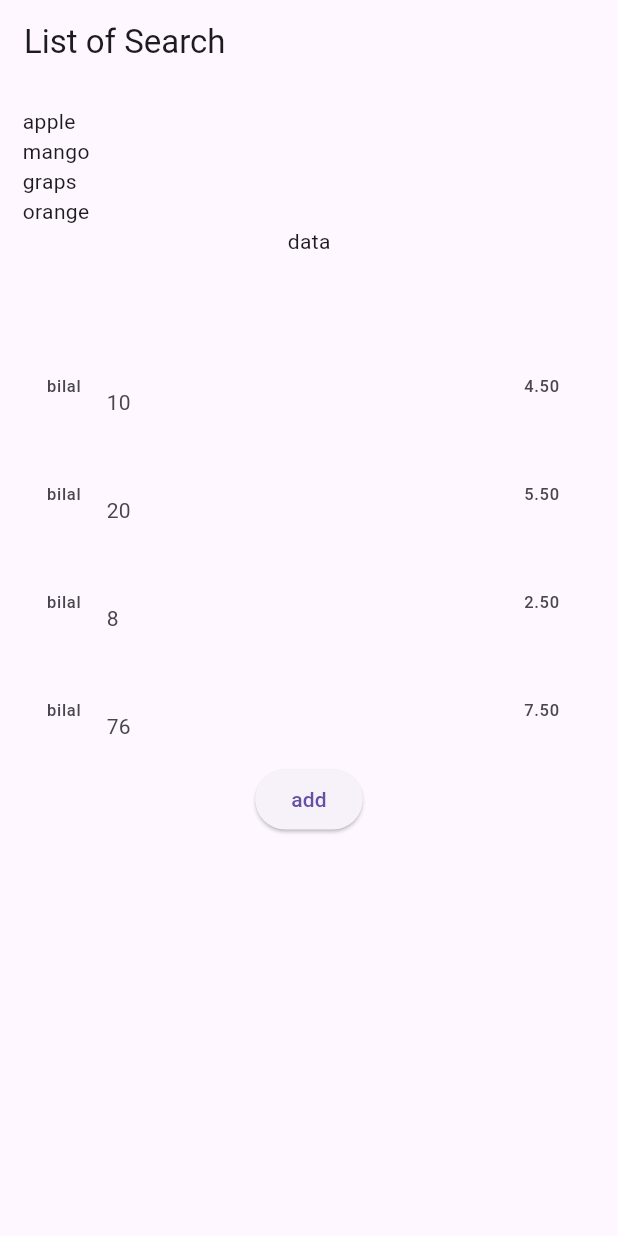
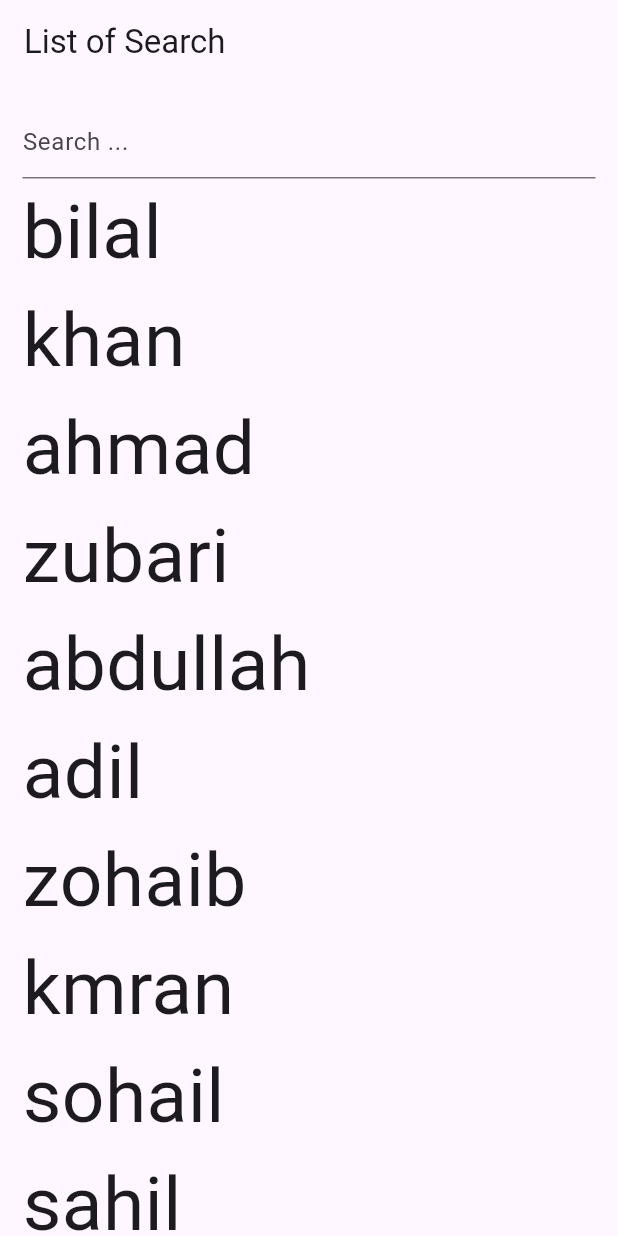
Before and after one commit to bilalahmad8739/payment_integration, a Flutter app: the screen it shows after launch, on a phone screen of 412 x 824 dp. Run offline on Flutter 3.47's test engine with Material 3 defaults, Android fonts, the phone set to English and light mode, and no system bars; our stand-ins replace flutter_local_notifications; missing offline and left inert: flutter_stripe.

Commit message:
listsearchdone

```diff
--- a/lib/screens/listsearch/listsearch.dart
+++ b/lib/screens/listsearch/listsearch.dart
@@ -11,27 +11,48 @@ class _ListSearchState extends State<ListSearch>
     with SingleTickerProviderStateMixin {
   List<Data> names = [
     Data(name: 'bilal', number: 10, rating: 4.5),
-    Data(name: 'bilal', number: 20, rating: 5.5),
-    Data(name: 'bilal', number: 8, rating: 2.5),
-    Data(name: 'bilal', number: 76, rating: 7.5),
+    Data(name: 'khan', number: 20, rating: 5.5),
+    Data(name: 'ahmad', number: 8, rating: 2.5),
+    Data(name: 'zubari', number: 76, rating: 7.5),
+    Data(name: 'abdullah', number: 20, rating: 5.5),
+    Data(name: 'adil', number: 8, rating: 2.5),
+    Data(name: 'zohaib', number: 76, rating: 7.5),
+    Data(name: 'kmran', number: 20, rating: 5.5),
+    Data(name: 'sohail', number: 8, rating: 2.5),
+    Data(name: 'sahil', number: 76, rating: 7.5),
+    Data(name: 'soduas', number: 20, rating: 5.5),
+    Data(name: 'ahmad', number: 8, rating: 2.5),
+    Data(name: 'zubari', number: 76, rating: 7.5),
   ];
-  void sortRating() {
-    names.sort(
-      (a, b) {
-        return (a.rating.compareTo(b.rating));
-      },
-    );
+  List searchResult=[];
+
+  void search (String query)
+  {
    setState(() {
 
+   searchResult = names
+          .where((item) => item.name!.toLowerCase().contains(query.toLowerCase()))
+          .toList();
    });
+
   }
+  // void sortRating() {
+  //   names.sort(
+  //     (a, b) {
+  //       return (a.rating.compareTo(b.rating));
+  //     },
+  //   );
+  //   setState(() {
 
-  List<String> fruits = ['apple', 'mango', 'graps', 'orange'];
-  void refreshList() {
-    fruits.clear();
-    fruits.addAll(['goat', 'cow', 'lion']);
-    setState(() {});
-  }
+  //   });
+  // }
+
+  // List<String> fruits = ['apple', 'mango', 'graps', 'orange'];
+  // void refreshList() {
+  //   fruits.clear();
+  //   fruits.addAll(['goat', 'cow', 'lion']);
+  //   setState(() {});
+  // }
 
   @override
   Widget build(BuildContext context) {
@@ -39,41 +60,49 @@ class _ListSearchState extends State<ListSearch>
       appBar: AppBar(
         title: Text('List of Search '),
       ),
-      body: Padding(
+      body: SingleChildScrollView(
+        child: Padding(
           padding: const EdgeInsets.all(15.0),
           child: Column(
             children: [
-            ListView.builder(
-                itemCount: fruits.length,
-                scrollDirection: Axis.vertical,
-                shrinkWrap: true,
-                itemBuilder: ((context, index) {
-                  return Text(fruits[index]);
-                })),
-            Text(fruits.contains('apple') ? 'data' : ''),
-            SizedBox(
-              height: 50,
+              TextField(
+                onChanged: search,
+                decoration: InputDecoration(
+                  hintText: 'Search ... '
+                ),
               ),
               ListView.builder(
                   itemCount: names.length,
                   scrollDirection: Axis.vertical,
                   shrinkWrap: true,
                   itemBuilder: ((context, index) {
+                    return Text(names[index].name.toString(),style: TextStyle(fontSize: 50),);
+                  })),
+              // Text(names.contains('apple') ? 'data' : ''),
+              const SizedBox(
+                height: 50,
+              ),
+              // ListView.builder(
+              //   itemCount: names.length,
+              //     scrollDirection: Axis.vertical,
+              //   shrinkWrap: true,
+              //   itemBuilder: ((context, index) {
 
-              return ListTile(
-                leading: Text(names[index].name.toString()),
-                subtitle: Text(names[index].number.toString()),
-                trailing: Text(names[index].rating.toStringAsFixed(2)),
-              );
+              //   return ListTile(
+              //     leading: Text(names[index].name.toString()),
+              //     subtitle: Text(names[index].number.toString()),
+              //     trailing: Text(names[index].rating.toStringAsFixed(2)),
+              //   );
 
-            })),
-            ElevatedButton(
-                onPressed: () {
-                  // refreshList();
-                  sortRating();
-                },
-                child: Text('add'))
+              // })),
+              // ElevatedButton(
+              //     onPressed: () {
+              //       // refreshList();
+              //       // sortRating();
+              //     },
+              //     child: Text('add'))
             ],
+          ),
         ),
       ),
     );
```
Lines whose indentation alone changed are shown as unchanged.
